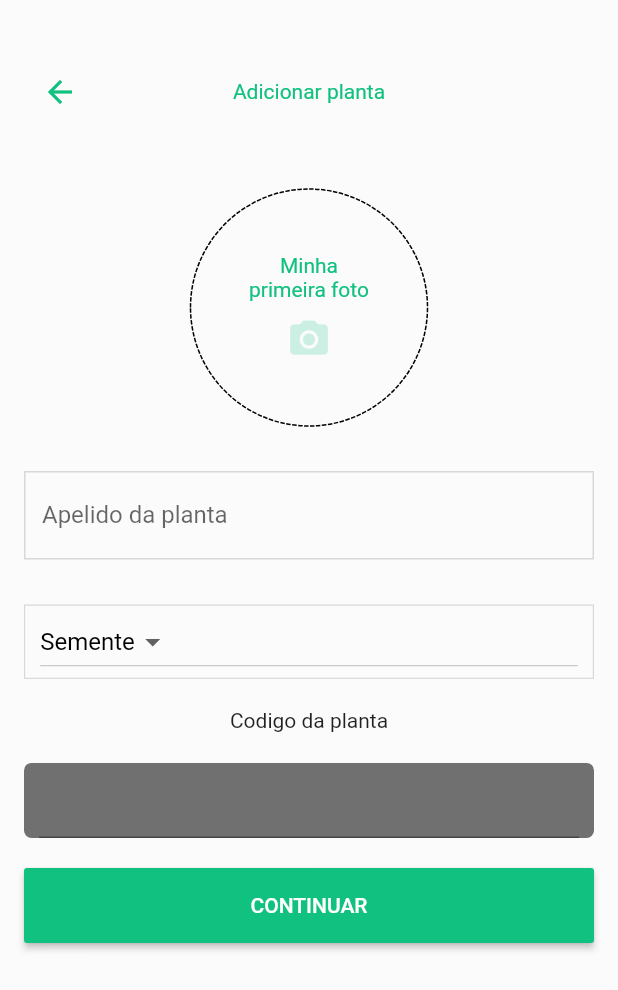
After one commit to BrunoEleodoro/Plante-me, a Flutter app: the RegisterPlant screen opened directly, on a phone screen of 412 x 824 dp. The commit adds this screen. Shown: the top 990 px of the screen. Run offline on Flutter 3.47's test engine with Material 2 defaults, Android fonts, the phone set to English and light mode, and no system bars; drawn by our look-alikes of dotted_border; our stand-ins replace camera, firebase_messaging, flutter_svg, image_picker; accounts and stored records are empty.

Commit message:
basic flow

```diff
--- a/lib/main.dart
+++ b/lib/main.dart
@@ -3,6 +3,7 @@ import 'package:firebase_messaging/firebase_messaging.dart';
 import 'package:plante_me/pages/home/home.dart';
 import 'package:plante_me/pages/login.dart';
 import 'package:plante_me/pages/onboarding/onboarding.dart';
+import 'package:plante_me/pages/register_plant.dart';
 import 'package:plante_me/pages/success_page.dart';
 import 'dart:io';
 import 'pages/subscribe.dart';
--- /dev/null
+++ b/lib/pages/register_plant.dart
@@ -0,0 +1,264 @@
+import 'package:dotted_border/dotted_border.dart';
+import 'package:flutter/material.dart';
+import 'package:plante_me/pages/success_page.dart';
+import 'package:image_picker/image_picker.dart';
+import 'dart:io';
+import 'dart:convert';
+
+class RegisterPlant extends StatefulWidget {
+  @override
+  _RegisterPlantState createState() => _RegisterPlantState();
+}
+
+class _RegisterPlantState extends State<RegisterPlant> {
+  var selectedValue = "Semente";
+  File _image;
+  String base64 = "";
+
+  Future getImage() async {
+    var image = await ImagePicker.pickImage(source: ImageSource.camera);
+
+    List<int> imageBytes = _image.readAsBytesSync();
+    print(imageBytes);
+
+    setState(() {
+      _image = image;
+      base64 = base64Encode(imageBytes);
+    });
+  }
+
+  Future<void> retrieveLostData() async {
+    final LostDataResponse response = await ImagePicker.retrieveLostData();
+    if (response == null) {
+      return;
+    }
+    if (response.file != null) {
+      setState(() {
+        if (response.type == RetrieveType.image) {
+          _image = response.file;
+          setState(() {});
+        }
+      });
+    } else {}
+  }
+
+  @override
+  void initState() {
+    if (Platform.isAndroid) {
+      retrieveLostData();
+    }
+    super.initState();
+  }
+
+  @override
+  Widget build(BuildContext context) {
+    return Scaffold(
+        backgroundColor: Color(0XFFfbfbfb),
+        body: SingleChildScrollView(
+            child: Padding(
+                padding: const EdgeInsets.all(16.0),
+                child: Column(
+                    crossAxisAlignment: CrossAxisAlignment.start,
+                    children: <Widget>[
+                      Container(
+                        width: double.maxFinite,
+                        margin: EdgeInsets.only(top: 20),
+                        height: 50,
+                        child: Row(
+                          mainAxisAlignment: MainAxisAlignment.spaceBetween,
+                          crossAxisAlignment: CrossAxisAlignment.center,
+                          children: <Widget>[
+                            IconButton(
+                              onPressed: () {
+                                Navigator.pop(context);
+                              },
+                              icon: Icon(Icons.arrow_back,
+                                  color: Color(0XFF11c180)),
+                            ),
+                            Text(
+                              'Adicionar planta',
+                              style: TextStyle(color: Color(0XFF11c180)),
+                            ),
+                            IconButton(
+                              onPressed: () {},
+                              icon: Text(''),
+                            ),
+                          ],
+                        ),
+                      ),
+                      SizedBox(
+                        height: 40,
+                      ),
+                      Container(
+                        width: double.maxFinite,
+                        child: Column(
+                          crossAxisAlignment: CrossAxisAlignment.center,
+                          children: <Widget>[
+                            (_image == null)
+                                ? DottedBorder(
+                                    padding: EdgeInsets.all(4),
+                                    borderType: BorderType.RRect,
+                                    radius: Radius.circular(100),
+                                    child: Container(
+                                      height: 150,
+                                      width: 150,
+                                      decoration: ShapeDecoration(
+                                        shape: RoundedRectangleBorder(
+                                            borderRadius:
+                                                BorderRadius.circular(100)),
+                                      ),
+                                      child: GestureDetector(
+                                        onTap: () {
+                                          this.getImage();
+                                        },
+                                        child: Column(
+                                          mainAxisAlignment:
+                                              MainAxisAlignment.center,
+                                          children: <Widget>[
+                                            Text(
+                                              'Minha\nprimeira foto',
+                                              style: TextStyle(
+                                                  color: Color(0XFF11c180)),
+                                              textAlign: TextAlign.center,
+                                            ),
+                                            SizedBox(
+                                              height: 10,
+                                            ),
+                                            Opacity(
+                                              opacity: 0.2,
+                                              child: Icon(
+                                                Icons.camera_alt,
+                                                color: Color(0XFF11c180),
+                                                size: 30,
+                                              ),
+                                            )
+                                          ],
+                                        ),
+                                      ),
+                                    ))
+                                : GestureDetector(
+                                    onTap: () {
+                                      this.getImage();
+                                    },
+                                    child: Container(
+                                        height: 150,
+                                        width: 150,
+                                        decoration: ShapeDecoration(
+                                          image: DecorationImage(
+                                              image: FileImage(_image),
+                                              fit: BoxFit.cover),
+                                          shape: RoundedRectangleBorder(
+                                              borderRadius:
+                                                  BorderRadius.circular(100)),
+                                        ))),
+                          ],
+                        ),
+                      ),
+                      SizedBox(
+                        height: 30,
+                      ),
+                      TextField(
+                          obscureText: false,
+                          decoration: new InputDecoration(
+                              focusedBorder: OutlineInputBorder(
+                                borderRadius:
+                                    BorderRadius.all(Radius.circular(0)),
+                                borderSide: BorderSide(
+                                    color: Color(0XFFD9D8D7), width: 1.0),
+                              ),
+                              enabledBorder: OutlineInputBorder(
+                                borderRadius:
+                                    BorderRadius.all(Radius.circular(0)),
+                                borderSide: BorderSide(
+                                    color: Color(0XFFD9D8D7), width: 1.0),
+                              ),
+                              labelText: 'Apelido da planta',
+//              labelStyle: TextStyle(color: Color(0XFFD9D8D7)),
+                              border: OutlineInputBorder(
+                                borderRadius:
+                                    BorderRadius.all(Radius.circular(0)),
+                              ))),
+                      SizedBox(
+                        height: 30,
+                      ),
+                      Container(
+                        width: double.maxFinite,
+                        padding: EdgeInsets.symmetric(horizontal: 10.0),
+                        decoration: BoxDecoration(
+                          borderRadius: BorderRadius.circular(0.0),
+                          border: Border.all(
+                              color: Color(0XFFD9D8D7),
+                              style: BorderStyle.solid,
+                              width: 0.80),
+                        ),
+                        child: DropdownButton<String>(
+                          hint: new Text("Estagio"),
+                          value: this.selectedValue,
+                          onChanged: (String newValue) {
+                            setState(() {
+                              selectedValue = newValue;
+                            });
+                          },
+                          items: [
+                            new DropdownMenuItem<String>(
+                              value: 'Semente',
+                              child: new Text(
+                                'Semente',
+                                style: new TextStyle(color: Colors.black),
+                              ),
+                            )
+                          ],
+                        ),
+                      ),
+                      SizedBox(
+                        height: 20,
+                      ),
+                      Container(
+                          child: Center(
+                              child: Text(
+                        'Codigo da planta',
+                        textAlign: TextAlign.center,
+                      ))),
+                      SizedBox(
+                        height: 20,
+                      ),
+                      Container(
+                        width: double.maxFinite,
+                        height: 50,
+                        padding: EdgeInsets.symmetric(horizontal: 10.0),
+                        decoration: BoxDecoration(
+                            borderRadius: BorderRadius.circular(5.0),
+                            color: Color(0XFF707070)),
+                        child: TextField(
+                          textAlign: TextAlign.center,
+                          style: TextStyle(fontSize: 25, color: Colors.white),
+                          obscureText: false,
+                        ),
+                      ),
+                      SizedBox(
+                        height: 20,
+                      ),
+                      Container(
+                        width: double.maxFinite,
+                        child: MaterialButton(
+                          color: Color(0XFF11c180),
+                          height: 50,
+                          onPressed: () {
+                            Navigator.push(
+                                context,
+                                MaterialPageRoute(
+                                  builder: (context) => SuccessPage(
+                                    message: 'Filomena adicionada!',
+                                    route: 'home',
+                                  ),
+                                ));
+                          },
+                          child: Text(
+                            'CONTINUAR',
+                            style: TextStyle(color: Colors.white),
+                          ),
+                        ),
+                      )
+                    ]))));
+  }
+}
--- a/pubspec.yaml
+++ b/pubspec.yaml
@@ -28,6 +28,8 @@ dependencies:
   http: ^0.12.0+2
   camera: ^0.5.3+1
   flutter_svg: ^0.14.0
+  dotted_border: ^1.0.2
+  image_picker: 0.6.1
 
 dev_dependencies:
   flutter_test:
```
Also changed, not shown: pubspec.lock, 1 other file.
